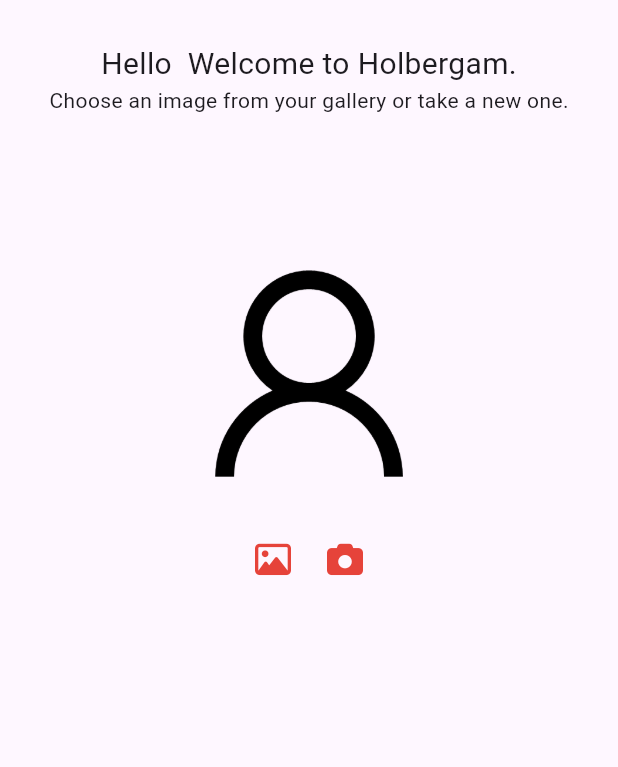
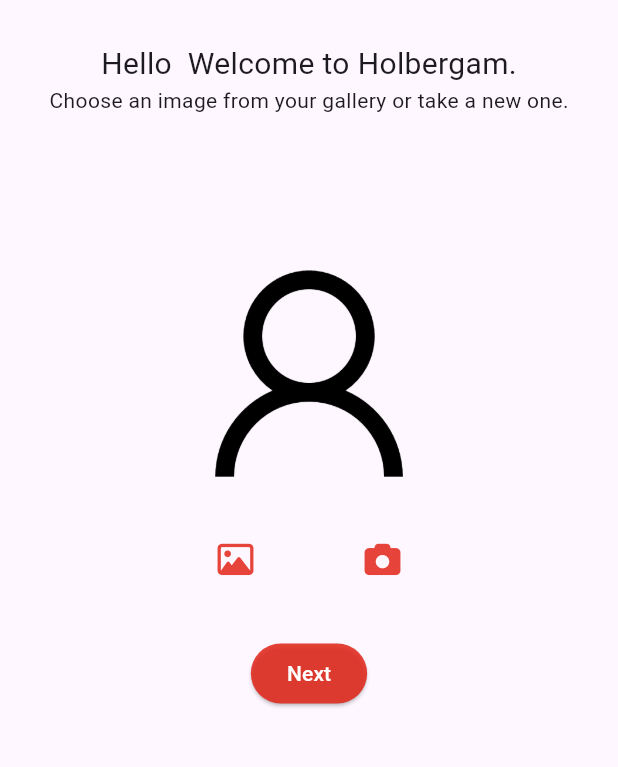
Before and after one commit to VandevilleF/holbertonschool-holbegram, a Flutter app: the AddPicture screen opened directly with empty values, on a phone screen of 412 x 824 dp, the part 240-1007 px from its top. Run offline on Flutter 3.47's test engine with Material 3 defaults, Android fonts, the phone set to English and light mode, and no system bars; our stand-ins replace cloud_firestore, firebase_auth, firebase_core, font_awesome_flutter, image_picker; accounts and stored records are empty.

```diff
--- a/holbegram/lib/methods/auth_methods.dart
+++ b/holbegram/lib/methods/auth_methods.dart
@@ -33,7 +33,7 @@ class AuthMethode {
     Uint8List? file,
   }) async {
     try {
-      if (email.isNotEmpty || password.isNotEmpty || username.isNotEmpty) {
+      if (email.isEmpty || password.isEmpty || username.isEmpty) {
         return ('Please fill all the fields');
       }
       final userCredential = await _auth.createUserWithEmailAndPassword(
--- a/holbegram/lib/screens/auth/upload_image_screen.dart
+++ b/holbegram/lib/screens/auth/upload_image_screen.dart
@@ -85,14 +85,22 @@ class _AddPictureState extends State<AddPicture> {
               child: Column(
                 children: [
                   SizedBox(height: 24),
-                  if (_image == null)
-                    Image.asset(
+                  ClipRRect(
+                    borderRadius: BorderRadius.circular(100),
+                    child: _image == null
+                    ? Image.asset(
                       'assets/images/Sample_User_Icon.png',
                       width: 200,
                       height: 200,
-                    )
-                  else
-                    Image.memory(_image!, width: 200, height: 200),
+                      fit: BoxFit.cover,
+                      )
+                      : Image.memory(
+                        _image!,
+                        width: 200,
+                        height: 200,
+                        fit: BoxFit.cover,
+                        ),
+                      ),
                   Row(
                     mainAxisAlignment: MainAxisAlignment.center,
                     children: [
@@ -103,6 +111,7 @@ class _AddPictureState extends State<AddPicture> {
                         ),
                         onPressed: selectImageFromGallery,
                       ),
+                      SizedBox(width: 50),
                       IconButton(
                         icon: FaIcon(
                           FontAwesomeIcons.camera,
@@ -112,9 +121,8 @@ class _AddPictureState extends State<AddPicture> {
                       ),
                     ],
                   ),
+                  SizedBox(height: 28),
                   SizedBox(
-                    height: 48,
-                    width: double.minPositive,
                     child: ElevatedButton(
                       style: ButtonStyle(
                         backgroundColor: WidgetStateProperty.all(
```
Also changed, not shown: holbegram/lib/screens/signup_screen.dart (+8 -6 lines).
